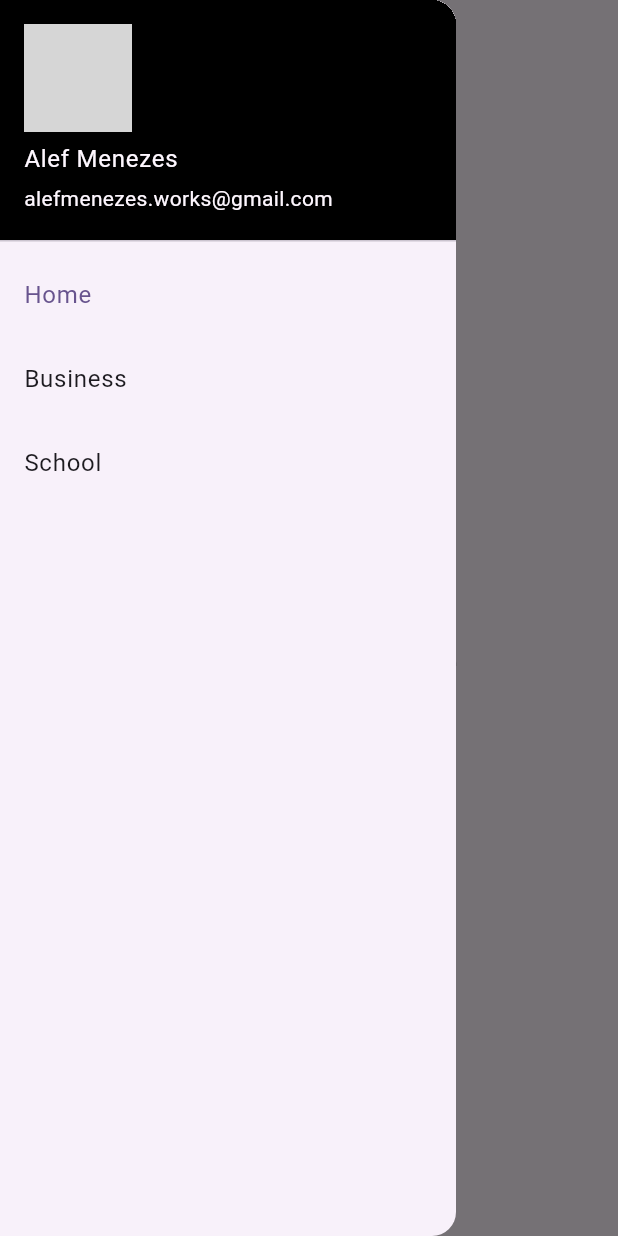
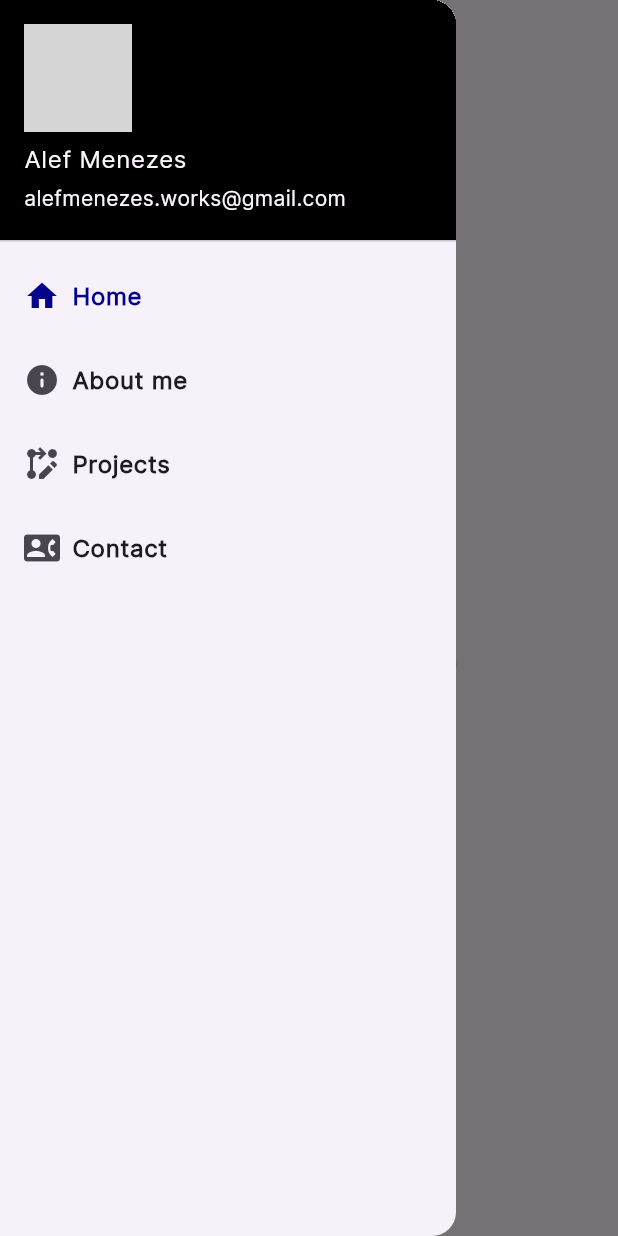
Before and after one commit to AlefMenez/portfolio, a Flutter app: the screen it shows after launch, with the side drawer open, on a phone screen of 412 x 824 dp. Run offline on Flutter 3.47's test engine with Material 2 defaults, Android fonts, the phone set to English and light mode, and no system bars; grey boxes are pictures that could not be loaded.

Commit message:
drawer edit

```diff
--- a/lib/main.dart
+++ b/lib/main.dart
@@ -10,9 +10,8 @@ class MyApp extends StatelessWidget {
   Widget build(BuildContext context) {
     return MaterialApp(
       debugShowCheckedModeBanner: false,
-      title: 'Flutter Demo',
+      title: 'Portfólio',
       theme: ThemeData(
-        colorScheme: ColorScheme.fromSeed(seedColor: Colors.deepPurple),
         useMaterial3: true,
       ),
       home: const HomeScreen(),
--- a/lib/screens/home_screen.dart
+++ b/lib/screens/home_screen.dart
@@ -24,6 +24,10 @@ class _HomeScreenState extends State<HomeScreen> {
       'Index 2: School',
       style: optionStyle,
     ),
+    Text(
+      'Index 3: Contact',
+      style: optionStyle,
+    ),
   ];
 
   void _onItemTapped(int index) {
@@ -46,47 +50,92 @@ class _HomeScreenState extends State<HomeScreen> {
           padding: EdgeInsets.zero,
           children: [
             const UserAccountsDrawerHeader(
-              decoration: BoxDecoration(
-                color: Colors.black
+              decoration: BoxDecoration(color: Colors.black),
+              accountName: Text(
+                'Alef Menezes',
+                style: TextStyle(fontFamily: 'Inter'),
               ),
-              accountName: Text('Alef Menezes'),
-              accountEmail: Text('alefmenezes.works@gmail.com'),
+              accountEmail: Text('alefmenezes.works@gmail.com',
+                  style: TextStyle(fontFamily: 'Inter')),
               currentAccountPicture: CircleAvatar(
                 backgroundImage: AssetImage('AM.png'),
               ),
             ),
+            ListTile(
+              title: const Row(
+                children: [
+                  Icon(Icons.home),
+                  SizedBox(
+                    width: 8,
+                  ),
+                   Text('Home',
+                      style: TextStyle(
+                          fontFamily: 'Inter', fontWeight: FontWeight.bold)),
+                ],
+              ),
+              selected: _selectedIndex == 0, hoverColor: Colors.grey,selectedColor: Color.fromRGBO(5, 2, 139, 1),
+              onTap: () {
+                _onItemTapped(0);
 
-            ListTile(
-              title: const Text('Home'),
-              selected: _selectedIndex == 0,
-              onTap: () {
-                // Update the state of the app
-                _onItemTapped(0);
-                // Then close the drawer
                 Navigator.pop(context);
               },
             ),
             ListTile(
-              title: const Text('Business'),
-              selected: _selectedIndex == 1,
+              title: const Row(
+                children: [
+                  Icon(Icons.info_rounded),
+                  SizedBox(
+                    width: 8,
+                  ),
+                   Text('About me',
+                      style: TextStyle(
+                          fontFamily: 'Inter', fontWeight: FontWeight.bold)),
+                ],
+              ),
+              selected: _selectedIndex == 1,hoverColor: Colors.grey,selectedColor: Color.fromRGBO(5, 2, 139, 1),
               onTap: () {
-                // Update the state of the app
                 _onItemTapped(1);
-                // Then close the drawer
+
                 Navigator.pop(context);
               },
             ),
             ListTile(
-              title: const Text('School'),
-              selected: _selectedIndex == 2,
+              title: const Row(
+                children: [
+                   Icon(Icons.rebase_edit),
+                  SizedBox(width: 8,),
+                   Text('Projects',
+                      style: TextStyle(
+                          fontFamily: 'Inter', fontWeight: FontWeight.bold)),
+                ],
+              ),
+              selected: _selectedIndex == 2, hoverColor: Colors.grey,selectedColor: Color.fromRGBO(5, 2, 139, 1),
               onTap: () {
-                // Update the state of the app
                 _onItemTapped(2);
-                // Then close the drawer
+
+                Navigator.pop(context);
+              },
+            ),
+            ListTile(
+              title: const Row(
+                children: [
+                   Icon(Icons.quick_contacts_dialer),
+                  SizedBox(width: 8,),
+                   Text('Contact',
+                      style: TextStyle(
+                          fontFamily: 'Inter', fontWeight: FontWeight.bold)),
+                ],
+              ),
+              selected: _selectedIndex == 3, hoverColor: Colors.grey,selectedColor: Color.fromRGBO(5, 2, 139, 1),
+              onTap: () {
+                _onItemTapped(3);
+
                 Navigator.pop(context);
               },
             ),
           ],
-        )));
+        ),
+      ),
+    );
   }
 }
```
Lines whose indentation alone changed are shown as unchanged.
